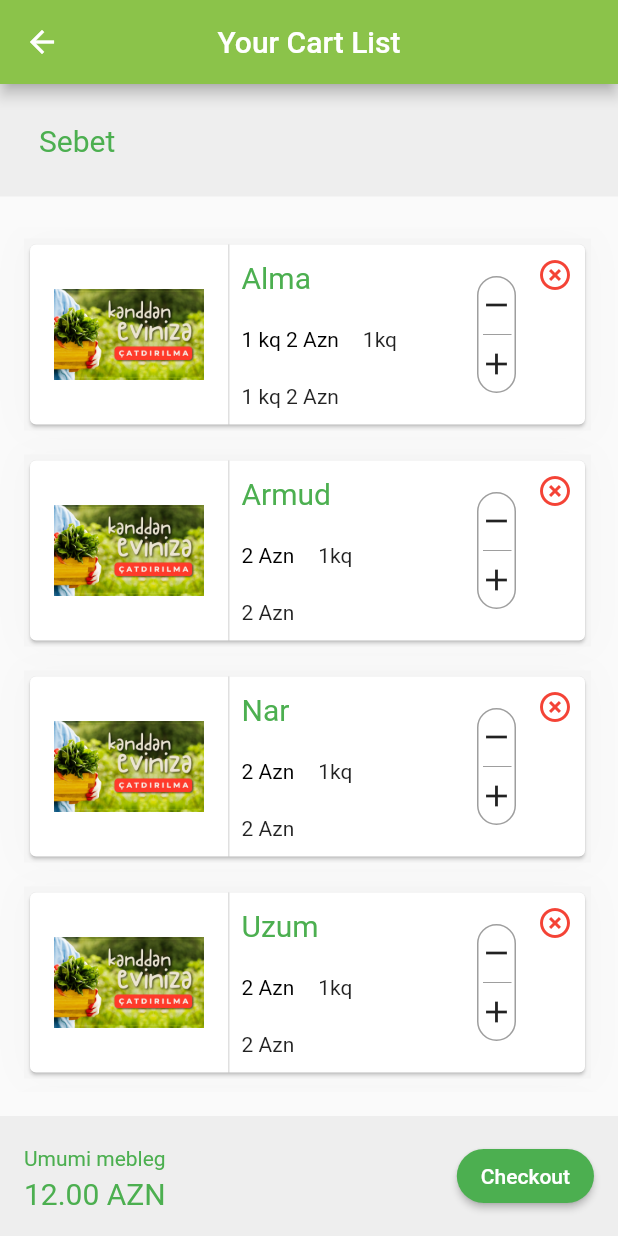
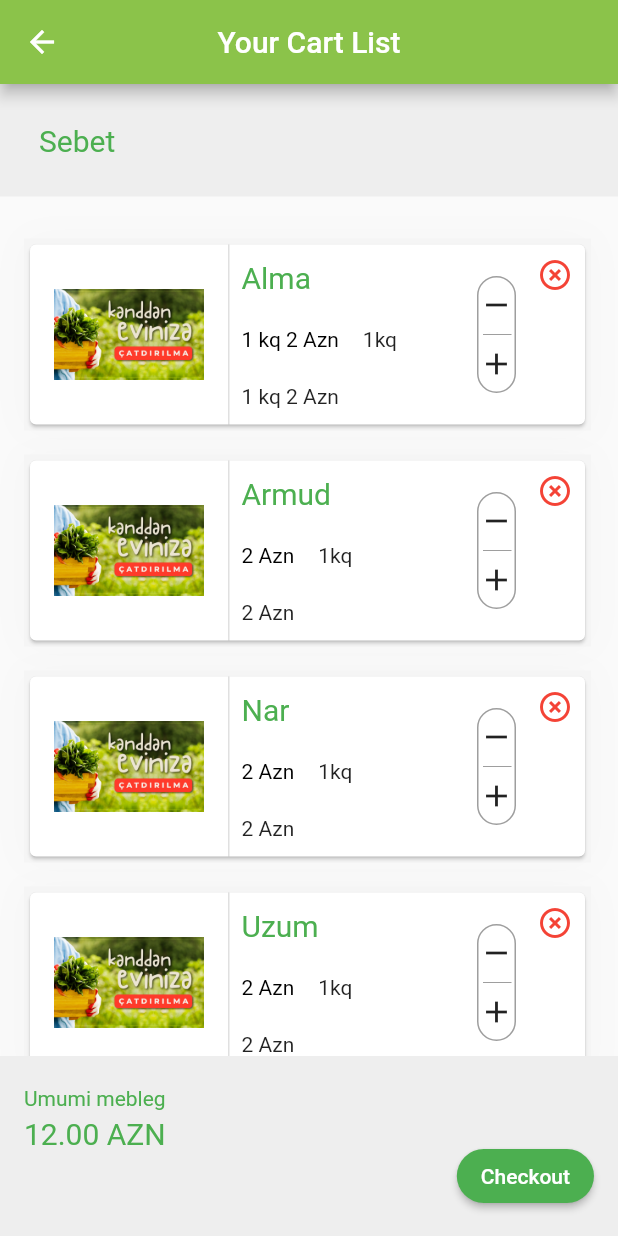
Before and after one commit to konuleminova/redux_sign_in_demo, a Flutter app: the ShoppingCartPage screen opened by its route, on a phone screen of 412 x 824 dp. Run offline on Flutter 3.47's test engine with Material 2 defaults, Android fonts, the phone set to English and light mode, and no system bars; our stand-ins replace flutter_redux, redux, redux_thunk, shared_preferences; accounts and stored records are empty.

Commit message:
shopping cart part3

```diff
--- a/lib/ui/page/shopping_cart.dart
+++ b/lib/ui/page/shopping_cart.dart
@@ -54,13 +54,27 @@ class ShoppingCartPageState extends State<ShoppingCartPage> {
                 title: new Text("Your Cart List"),
                 centerTitle: true,
               ),
-              body: Column(
-                crossAxisAlignment: CrossAxisAlignment.start,
+              body: new SizedBox(
+                height: double.infinity,
+                width: double.infinity,
+                child: new Stack(
+                  children: <Widget>[
+                    new Container(
+                      margin: EdgeInsets.only(bottom: 106),
+                      alignment: AlignmentDirectional.topStart,
+                      child: new ListView(
                         children: <Widget>[
                           _shopHeader(),
                           _shopBody(),
-                  _shopFooter(),
                         ],
+                      ),
+                    ),
+                    new Align(
+                      child: _shopFooter(),
+                      alignment: AlignmentDirectional.bottomEnd,
+                    )
+                  ],
+                ),
               ));
         });
   }
@@ -226,18 +240,20 @@ class ShoppingCartPageState extends State<ShoppingCartPage> {
         width: width,
       );
 
-  Widget _shopBody() => new Expanded(
-        child: new Container(
+  Widget _shopBody() => new Container(
         margin: EdgeInsets.only(bottom: 16),
         child: new ListView(
+          shrinkWrap: true,
+          physics: ClampingScrollPhysics(),
           children: viewModel.shopItems
               .map((ShopItem shopItem) => _shopListItem(viewModel, shopItem))
               .toList(),
         ),
-        ),
       );
 
   Widget _shopFooter() => new Container(
+        height: 120,
+        alignment: AlignmentDirectional.bottomEnd,
         child: new Stack(
           children: <Widget>[
             new Container(
```
Lines whose indentation alone changed are shown as unchanged.
